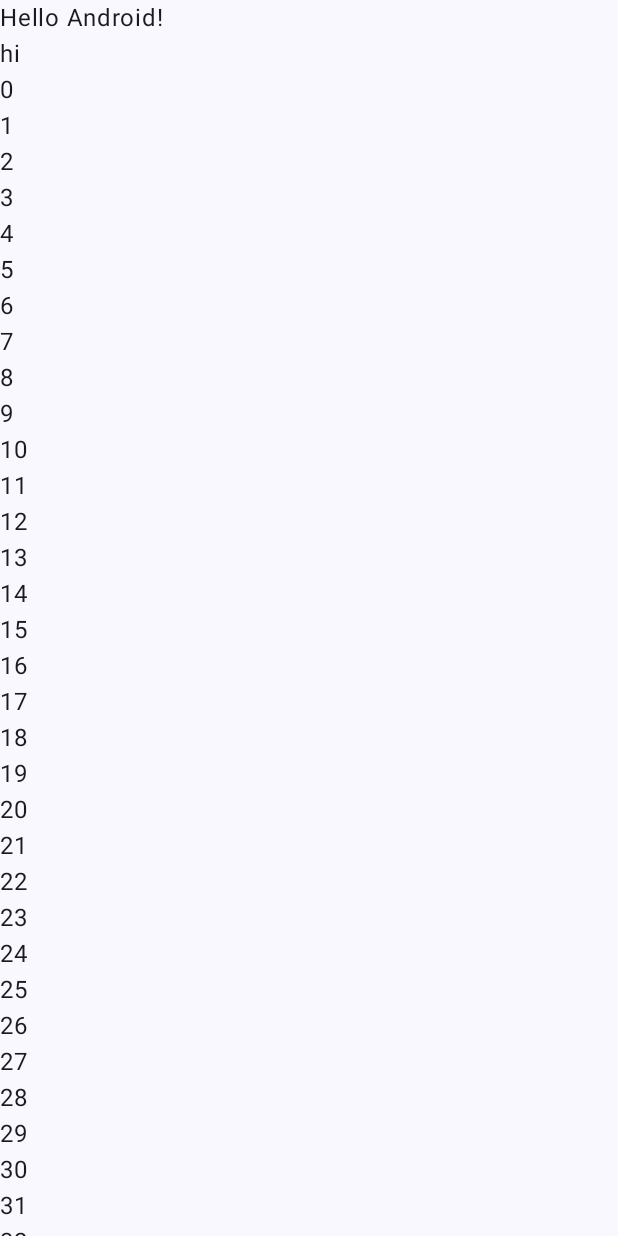
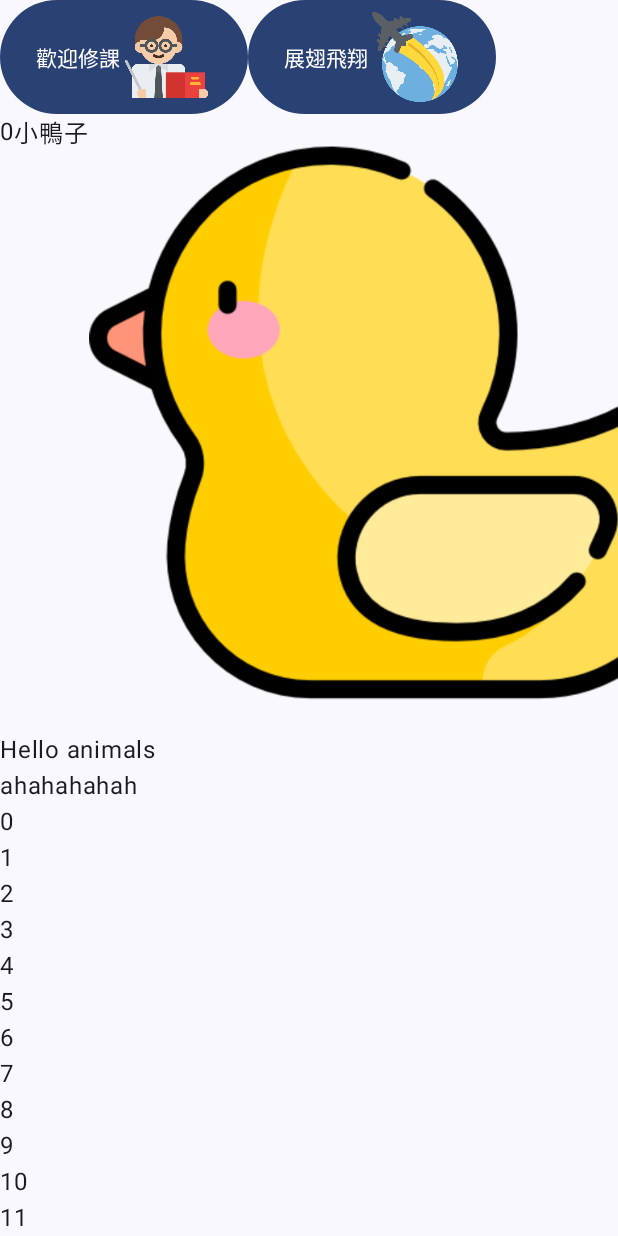
Before and after one commit to Eva025/Media, an Android app built with Jetpack Compose: the screen it shows after launch (MainActivity), on a phone screen of 412 x 824 dp. Run offline under Robolectric (Android 15) with nearby library versions, the phone set to English and light mode, and no system bars.

Commit message:
第二次

```diff
--- a/app/src/main/java/com/example/media/MainActivity.kt
+++ b/app/src/main/java/com/example/media/MainActivity.kt
@@ -1,18 +1,27 @@
 package com.example.media
 
+import android.media.MediaPlayer
 import android.os.Bundle
 import androidx.activity.ComponentActivity
 import androidx.activity.compose.setContent
 import androidx.activity.enableEdgeToEdge
+import androidx.compose.foundation.Image
 import androidx.compose.foundation.layout.Column
+import androidx.compose.foundation.layout.Row
 import androidx.compose.foundation.layout.fillMaxSize
 import androidx.compose.foundation.layout.padding
+import androidx.compose.foundation.layout.size
 import androidx.compose.foundation.lazy.LazyColumn
+import androidx.compose.foundation.lazy.LazyRow
+import androidx.compose.material3.Button
 import androidx.compose.material3.Scaffold
 import androidx.compose.material3.Text
 import androidx.compose.runtime.Composable
 import androidx.compose.ui.Modifier
+import androidx.compose.ui.platform.LocalContext
+import androidx.compose.ui.res.painterResource
 import androidx.compose.ui.tooling.preview.Preview
+import androidx.compose.ui.unit.dp
 import com.example.media.ui.theme.MediaTheme
 
 class MainActivity : ComponentActivity() {
@@ -34,17 +43,77 @@ class MainActivity : ComponentActivity() {
 
 @Composable
 fun Greeting(name: String, modifier: Modifier = Modifier) {
+    var Animals = arrayListOf(R.drawable.animal0, R.drawable.animal1,
+        R.drawable.animal2, R.drawable.animal3,
+        R.drawable.animal4, R.drawable.animal5,
+        R.drawable.animal6, R.drawable.animal7,
+        R.drawable.animal8, R.drawable.animal9)
+
+    var AnimalsName = arrayListOf("小鴨子","企鵝","青蛙","貓頭鷹","海豚", "牛", "無尾熊", "獅子", "狐狸", "小雞")
+    val context = LocalContext.current
+    var mper = MediaPlayer()
+
+
+    Column {
+        Row {
+            Button(onClick = {
+                mper.reset()
+                mper = MediaPlayer.create(context, R.raw.tcyang)
+                mper.start()
+
+
+            }) {
+                Text(text = "歡迎修課")
+                Image(
+                    painter = painterResource(id = R.drawable.teacher),
+                    contentDescription = "歡迎修課",
+                    Modifier.size(60.dp))
+            }
+
+            Button(onClick = {
+            }) {
+                Text(text = "展翅飛翔")
+                Image(
+                    painter = painterResource(id = R.drawable.fly),
+                    contentDescription = "展翅飛翔",
+                    Modifier.size(60.dp))
+
+            }
+        }
+
+            LazyRow {
+
+            items(20) { index ->
+                Text(index.toString(),
+                modifier = modifier)
+                Text(AnimalsName[index % 10],
+                    modifier = modifier)
+
+                Image(
+                    painter = painterResource(id = Animals[index % 10]),
+                    contentDescription = "一群動物",
+                    modifier = Modifier.fillParentMaxWidth(1.0f)
+
+                )
+            }
+
+
+
+        }
+
+
         LazyColumn {
+
             item {
 
                 Text(
-               text = "Hello $name!",
+                    text = "Hello animals",
                     modifier = modifier
                 )
             }
 
             item {
-           Text("hi")
+                Text("ahahahahah")
             }
 
             items(50) { index ->
@@ -54,10 +123,7 @@ fun Greeting(name: String, modifier: Modifier = Modifier) {
         }
 
 
-
-
-
-
+    }
 }
 
 @Preview(showBackground = true)
```
Also changed, not shown: app/src/main/res/drawable/animal0.png (added), app/src/main/res/drawable/animal1.png (added), app/src/main/res/drawable/animal2.png (added), app/src/main/res/drawable/animal3.png (added), app/src/main/res/drawable/animal4.png (added), app/src/main/res/drawable/animal5.png (added), app/src/main/res/drawable/animal6.png (added), app/src/main/res/drawable/animal7.png (added), app/src/main/res/drawable/animal8.png (added), app/src/main/res/drawable/animal9.png (added), app/src/main/res/drawable/fly.png (added), app/src/main/res/drawable/teacher.png (added), 2 other files. Lines whose indentation alone changed are shown as unchanged.
